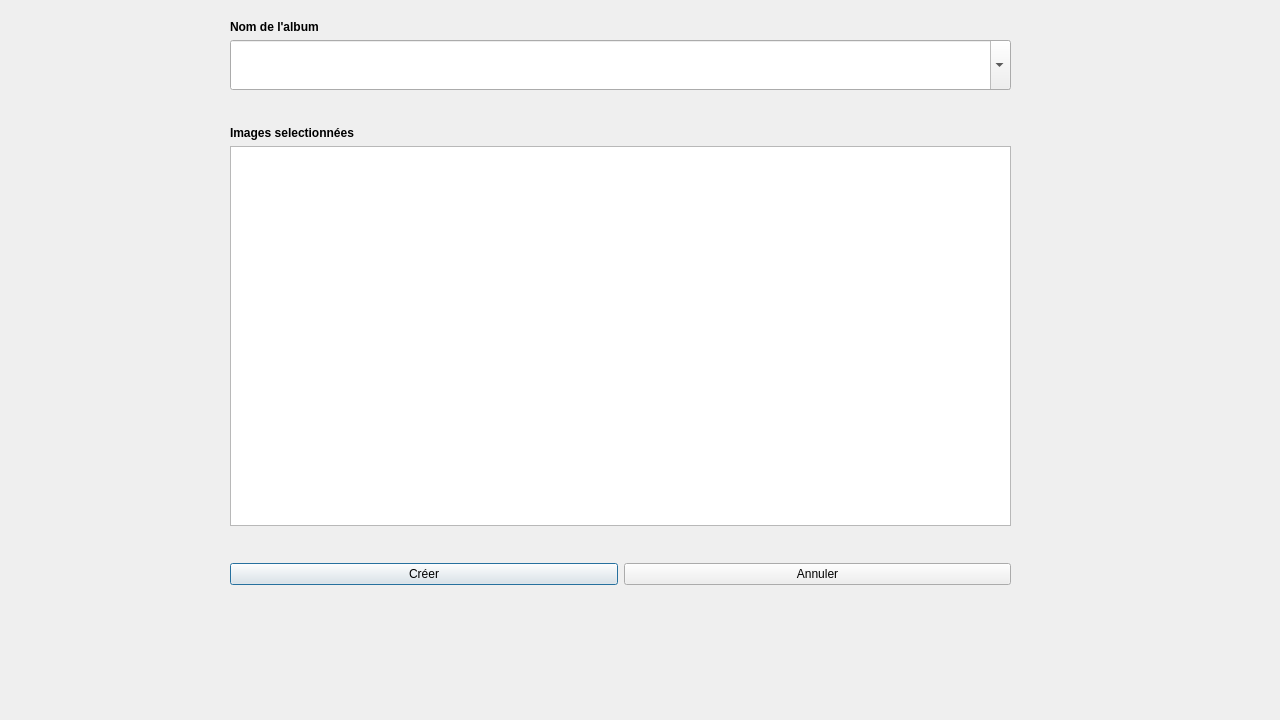
The window that projet/creationalbumwindow.ui (BlackFox3000/M1-IHM-Project) describes before a commit, drawn with Qt 5.
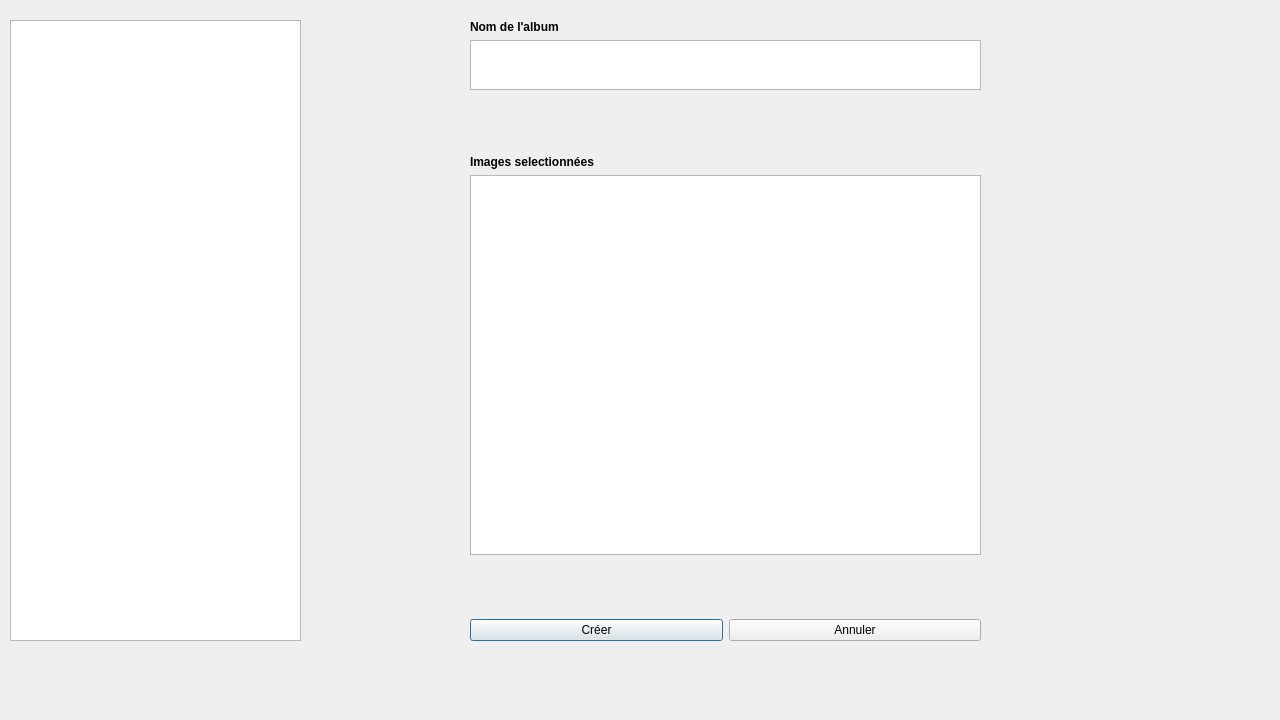
The same window after the commit.

```diff
--- a/projet/creationalbumwindow.ui
+++ b/projet/creationalbumwindow.ui
@@ -16,10 +16,10 @@
   <widget class="QWidget" name="layoutWidget">
    <property name="geometry">
     <rect>
-     <x>230</x>
+     <x>470</x>
      <y>20</y>
-     <width>781</width>
-     <height>565</height>
+     <width>511</width>
+     <height>621</height>
     </rect>
    </property>
    <layout class="QVBoxLayout" name="verticalLayout">
@@ -36,19 +36,19 @@
      </widget>
     </item>
     <item>
-     <widget class="QComboBox" name="comboBox">
+     <widget class="QTextEdit" name="album_name">
       <property name="minimumSize">
        <size>
         <width>0</width>
+        <height>0</height>
+       </size>
+      </property>
+      <property name="maximumSize">
+       <size>
+        <width>16777215</width>
         <height>50</height>
        </size>
       </property>
-      <property name="acceptDrops">
-       <bool>true</bool>
-      </property>
-      <property name="editable">
-       <bool>true</bool>
-      </property>
      </widget>
     </item>
     <item>
@@ -125,6 +125,16 @@
     </item>
    </layout>
   </widget>
+  <widget class="QListWidget" name="img_show">
+   <property name="geometry">
+    <rect>
+     <x>10</x>
+     <y>20</y>
+     <width>291</width>
+     <height>621</height>
+    </rect>
+   </property>
+  </widget>
  </widget>
  <resources/>
  <connections>
```
Left out of the diff: 24 changed lines with no effect on the pictures.
